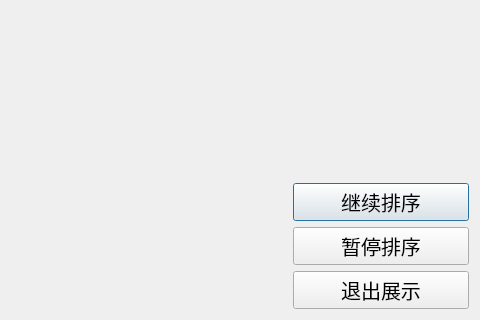
Qt form sortdisplay.ui (asideeeee/Various-Sorting-Visualizations) before a commit; both pictures show x 679 to 1159 and y 347 to 667 of the 1159 by 667 pixel window.
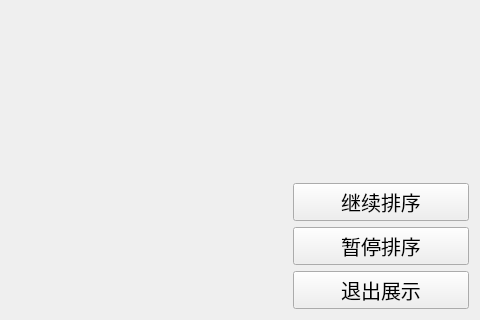
The same form after that commit. Custom widgets are drawn as their Qt base class.

```diff
--- a/sortdisplay.ui
+++ b/sortdisplay.ui
@@ -1,7 +1,7 @@
 <?xml version="1.0" encoding="UTF-8"?>
 <ui version="4.0">
  <class>SortDisplay</class>
- <widget class="QDialog" name="SortDisplay">
+ <widget class="QWidget" name="SortDisplay">
   <property name="geometry">
    <rect>
     <x>0</x>
```
Left out of the diff: 2 changed lines with no effect on the pictures.
